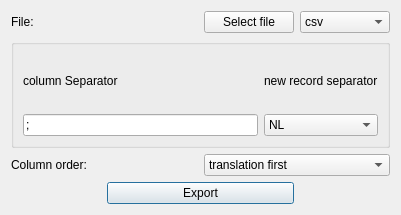
The window that visulalisation_module/export_UI.ui (lewelyn7/Python-subtitles-translator) describes before a commit, drawn with Qt 5.
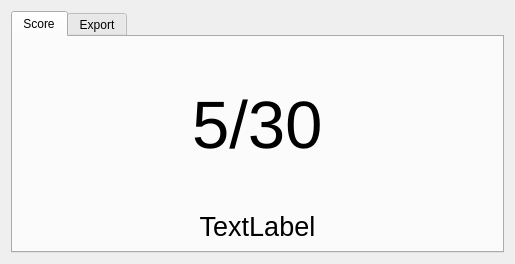
The same window after the commit.

Commit message: fixed export window

Diff of the .ui file:
```diff
--- a/visulalisation_module/export_UI.ui
+++ b/visulalisation_module/export_UI.ui
@@ -9,18 +9,127 @@
    <rect>
     <x>0</x>
     <y>0</y>
-    <width>401</width>
-    <height>215</height>
+    <width>515</width>
+    <height>239</height>
    </rect>
   </property>
+  <property name="sizePolicy">
+   <sizepolicy hsizetype="Preferred" vsizetype="Fixed">
+    <horstretch>0</horstretch>
+    <verstretch>0</verstretch>
+   </sizepolicy>
+  </property>
+  <property name="maximumSize">
+   <size>
+    <width>16777215</width>
+    <height>239</height>
+   </size>
+  </property>
   <property name="windowTitle">
    <string>Export</string>
   </property>
   <layout class="QGridLayout" name="gridLayout_2">
-   <item row="4" column="1" colspan="2">
-    <widget class="QPushButton" name="export_btn">
+   <item row="1" column="0">
+    <widget class="QTabWidget" name="tabWidget">
+     <property name="sizePolicy">
+      <sizepolicy hsizetype="Expanding" vsizetype="Fixed">
+       <horstretch>0</horstretch>
+       <verstretch>0</verstretch>
+      </sizepolicy>
+     </property>
+     <property name="currentIndex">
+      <number>0</number>
+     </property>
+     <widget class="QWidget" name="tab">
+      <attribute name="title">
+       <string>Score</string>
+      </attribute>
+      <layout class="QGridLayout" name="gridLayout_5">
+       <item row="1" column="0">
+        <layout class="QVBoxLayout" name="verticalLayout" stretch="5,1">
+         <item>
+          <layout class="QHBoxLayout" name="horizontalLayout">
+           <item>
+            <spacer name="horizontalSpacer_2">
+             <property name="orientation">
+              <enum>Qt::Horizontal</enum>
+             </property>
+             <property name="sizeHint" stdset="0">
+              <size>
+               <width>40</width>
+               <height>20</height>
+              </size>
+             </property>
+            </spacer>
+           </item>
+           <item>
+            <widget class="QLabel" name="label_2">
+             <property name="font">
+              <font>
+               <pointsize>50</pointsize>
+              </font>
+             </property>
      <property name="text">
+              <string>5/30</string>
+             </property>
+            </widget>
+           </item>
+           <item>
+            <spacer name="horizontalSpacer">
+             <property name="orientation">
+              <enum>Qt::Horizontal</enum>
+             </property>
+             <property name="sizeHint" stdset="0">
+              <size>
+               <width>40</width>
+               <height>20</height>
+              </size>
+             </property>
+            </spacer>
+           </item>
+          </layout>
+         </item>
+         <item>
+          <widget class="QLabel" name="label">
+           <property name="font">
+            <font>
+             <pointsize>20</pointsize>
+            </font>
+           </property>
+           <property name="text">
+            <string>TextLabel</string>
+           </property>
+           <property name="alignment">
+            <set>Qt::AlignCenter</set>
+           </property>
+          </widget>
+         </item>
+        </layout>
+       </item>
+      </layout>
+     </widget>
+     <widget class="QWidget" name="tab_2">
+      <attribute name="title">
       <string>Export</string>
+      </attribute>
+      <layout class="QGridLayout" name="gridLayout_4">
+       <item row="0" column="0">
+        <widget class="QGroupBox" name="groupBox">
+         <property name="title">
+          <string>GroupBox</string>
+         </property>
+         <layout class="QGridLayout" name="gridLayout_3">
+          <item row="0" column="0">
+           <widget class="QLabel" name="file_label">
+            <property name="text">
+             <string>File:</string>
+            </property>
+           </widget>
+          </item>
+          <item row="0" column="2">
+           <widget class="QPushButton" name="open_file_selector_btn">
+            <property name="text">
+             <string>Select file</string>
      </property>
     </widget>
    </item>
@@ -34,7 +143,7 @@
     </widget>
    </item>
    <item row="1" column="0" colspan="4">
-    <widget class="QGroupBox" name="groupBox">
+           <widget class="QGroupBox" name="groupBox_2">
      <property name="title">
       <string/>
      </property>
@@ -77,17 +186,10 @@
      </layout>
     </widget>
    </item>
-   <item row="0" column="0">
-    <widget class="QLabel" name="file_label">
+          <item row="2" column="0" colspan="2">
+           <widget class="QLabel" name="column_order_lbl">
      <property name="text">
-      <string>File:</string>
-     </property>
-    </widget>
-   </item>
-   <item row="0" column="2">
-    <widget class="QPushButton" name="open_file_selector_btn">
-     <property name="text">
-      <string>Select file</string>
+             <string>Column order:</string>
      </property>
     </widget>
    </item>
@@ -105,11 +207,18 @@
      </item>
     </widget>
    </item>
-   <item row="2" column="0" colspan="2">
-    <widget class="QLabel" name="column_order_lbl">
+          <item row="3" column="1" colspan="2">
+           <widget class="QPushButton" name="export_btn">
      <property name="text">
-      <string>Column order:</string>
-     </property>
+             <string>Export</string>
+            </property>
+           </widget>
+          </item>
+         </layout>
+        </widget>
+       </item>
+      </layout>
+     </widget>
     </widget>
    </item>
   </layout>
```
Lines whose indentation alone changed are shown as unchanged. The commit also changes 1 other file.
